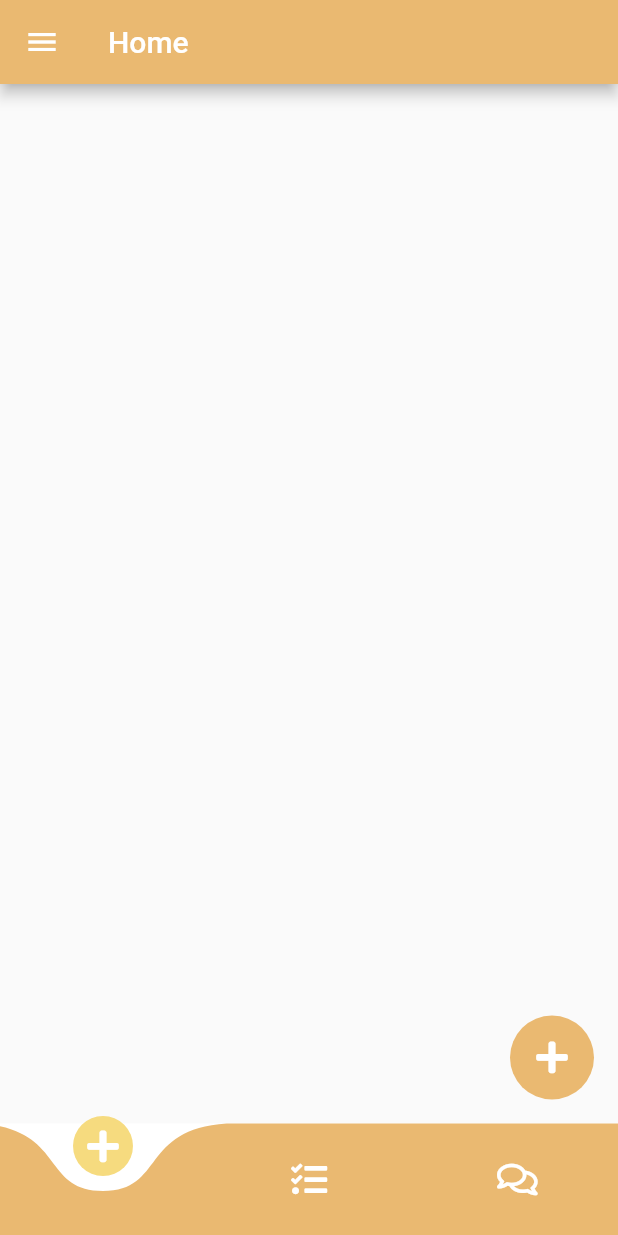
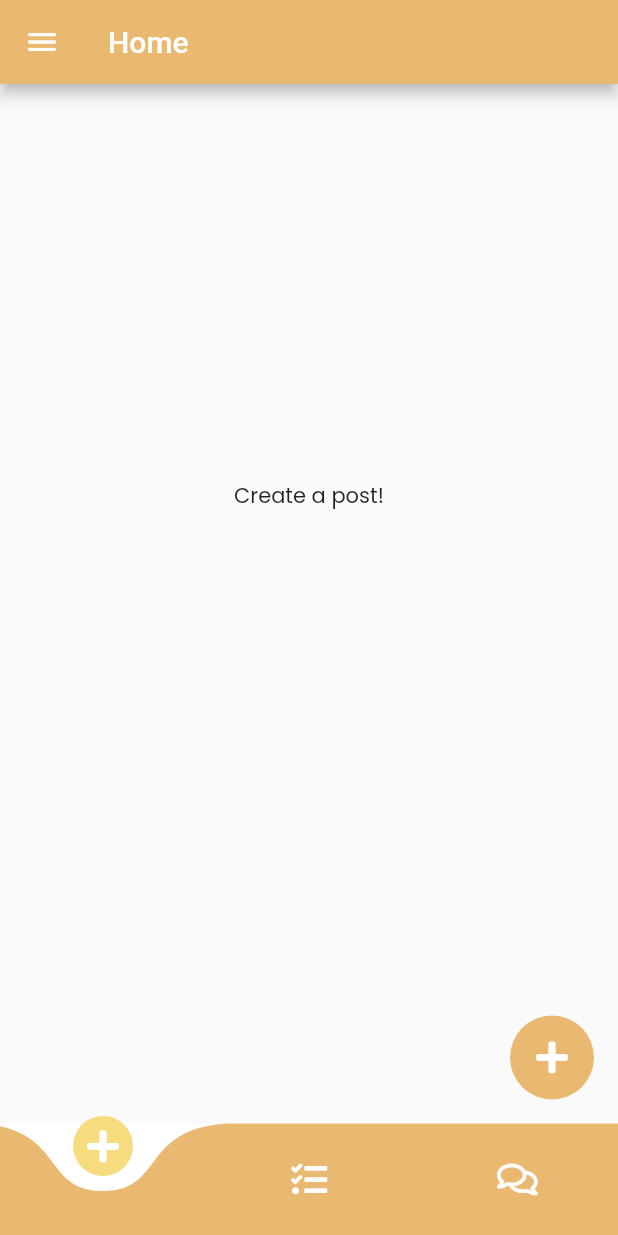
Before and after one commit to jrmgarcia/pasabay_app, a Flutter app: the HomeView screen opened directly, after a tap on an icon or button, on a phone screen of 412 x 824 dp. Run offline on Flutter 3.47's test engine with Material 2 defaults, Android fonts, the phone set to English and light mode, and no system bars; drawn by our look-alikes of curved_navigation_bar; our stand-ins replace cloud_firestore, firebase_auth, firebase_storage, font_awesome_flutter, get_it, google_fonts and 4 more; accounts and stored records are empty; network calls fail.

Commit message:
Minor UI changes

```diff
--- a/lib/ui/router.dart
+++ b/lib/ui/router.dart
@@ -9,7 +9,6 @@ import 'package:pasabay_app/ui/views/login_view.dart';
 import 'package:pasabay_app/ui/views/onboarding_view.dart';
 import 'package:pasabay_app/ui/views/posts_view.dart';
 import 'package:pasabay_app/ui/views/profile_view.dart';
-import 'package:pasabay_app/ui/views/tasks_view.dart';
 
 Route<dynamic> generateRoute(RouteSettings settings) {
   switch (settings.name) {
@@ -43,11 +42,6 @@ Route<dynamic> generateRoute(RouteSettings settings) {
         routeName: settings.name,
         viewToShow: PostsView(),
       );
-    case TasksViewRoute:
-      return _getPageRoute(
-        routeName: settings.name,
-        viewToShow: TasksView(),
-      );
     case CreatePostViewRoute:
       var postToEdit = settings.arguments as Post;
       return _getPageRoute(
--- a/lib/ui/views/browse_view.dart
+++ b/lib/ui/views/browse_view.dart
@@ -35,24 +35,21 @@ class BrowseView extends StatelessWidget {
         body: SmartRefresher(
           enablePullDown: true,
           enablePullUp: true,
-          header: WaterDropHeader(),
+          header: WaterDropHeader(waterDropColor: Theme.of(context).accentColor),
           footer: CustomFooter(
             builder: (BuildContext context,LoadStatus mode){
-              Widget body ;
-              if(mode==LoadStatus.idle){
-                body =  Text("pull up load");
-              }
-              else if(mode==LoadStatus.loading){
+              Widget body;
+              if(mode==LoadStatus.loading){
                 body =  CupertinoActivityIndicator();
               }
               else if(mode == LoadStatus.failed){
                 body = Text("load failed");
               }
               else if(mode == LoadStatus.canLoading){
-                  body = Text("release to load more");
+                body = Text("release to load more");
               }
               else{
-                body = Text("no more data");
+                body = Text("end of list");
               }
               return Container(
                 height: 55.0,
@@ -69,14 +66,17 @@ class BrowseView extends StatelessWidget {
               StreamBuilder<QuerySnapshot>(
                 stream: Firestore.instance.collection('posts').snapshots(),
                 builder: (context, snapshot) {
-                  if (snapshot.hasData) {
+                  if (snapshot.hasData && snapshot.data.documents.length > 0) {
                     return Column(
                       children: snapshot.data.documents.map((doc) =>
                         doc.data['userId'] == _authenticationService.currentUser.uid.toString() ? SizedBox.shrink() : model.buildItem(doc)
                       ).toList()
                     );
                   } else {
-                    return SizedBox();
+                    return Column(children: <Widget>[
+                      SizedBox(height: 256),
+                      Text('No posts yet!')
+                    ]);
                   }
                 },
               )
--- a/lib/ui/views/home_view.dart
+++ b/lib/ui/views/home_view.dart
@@ -19,7 +19,7 @@ class _HomeViewState extends State<HomeView> {
   final PostsView _postsView = PostsView();
   final BrowseView _browseView = BrowseView();
 
-  Widget _showPage = new BrowseView();
+  Widget _showPage = BrowseView();
 
   Widget _pageChooser(int page) {
     switch(page) {
@@ -30,9 +30,9 @@ class _HomeViewState extends State<HomeView> {
         return _browseView;
         break;
       default:
-        return new Container(
-          child: new Center(
-            child: new Text(
+        return Container(
+          child: Center(
+            child: Text(
               'No page found.'
             )
           ),
--- a/lib/ui/views/posts_view.dart
+++ b/lib/ui/views/posts_view.dart
@@ -24,7 +24,7 @@ class PostsView extends StatelessWidget {
                 .where('userId', isEqualTo: _authenticationService.currentUser.uid.toString())
                 .snapshots(),
               builder: (context, snapshot) {
-                if (snapshot.hasData) {
+                if (snapshot.hasData && snapshot.data.documents.length > 0) {
                   return Column(
                     children: snapshot.data.documents.map((doc) =>
                       GestureDetector(
@@ -34,7 +34,10 @@ class PostsView extends StatelessWidget {
                     ).toList()
                   );
                 } else {
-                  return SizedBox();
+                  return Column(children: <Widget>[
+                    SizedBox(height: 256),
+                    Text('Create a post!')
+                  ]);
                 }
               },
             )
```
Also changed, not shown: lib/ui/views/tasks_view.dart (deleted, +0 -24 lines).
